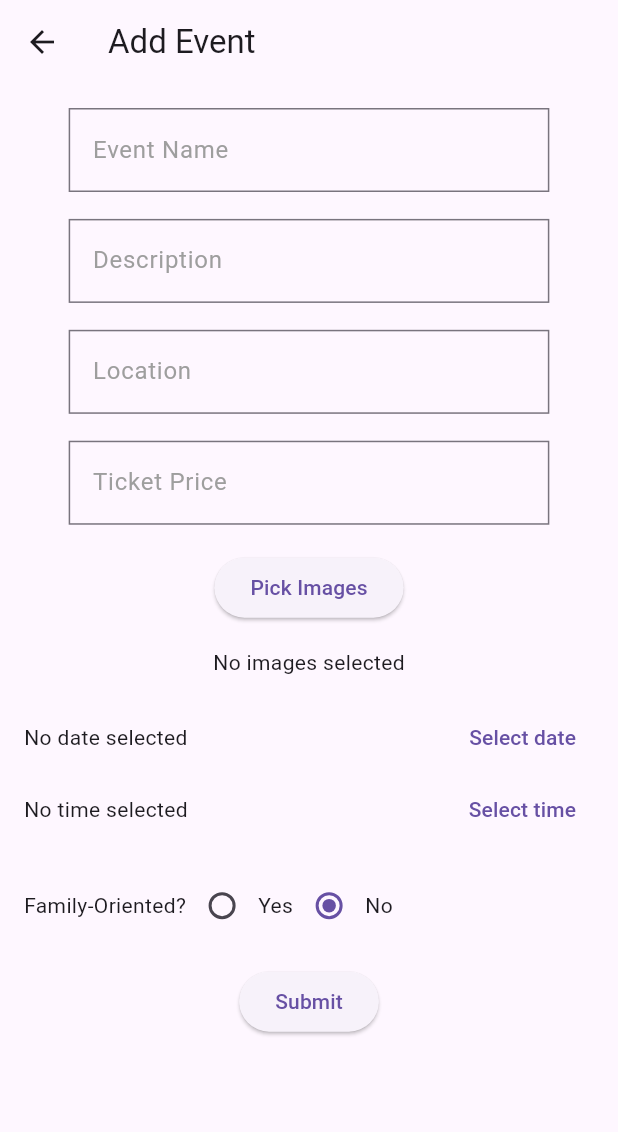
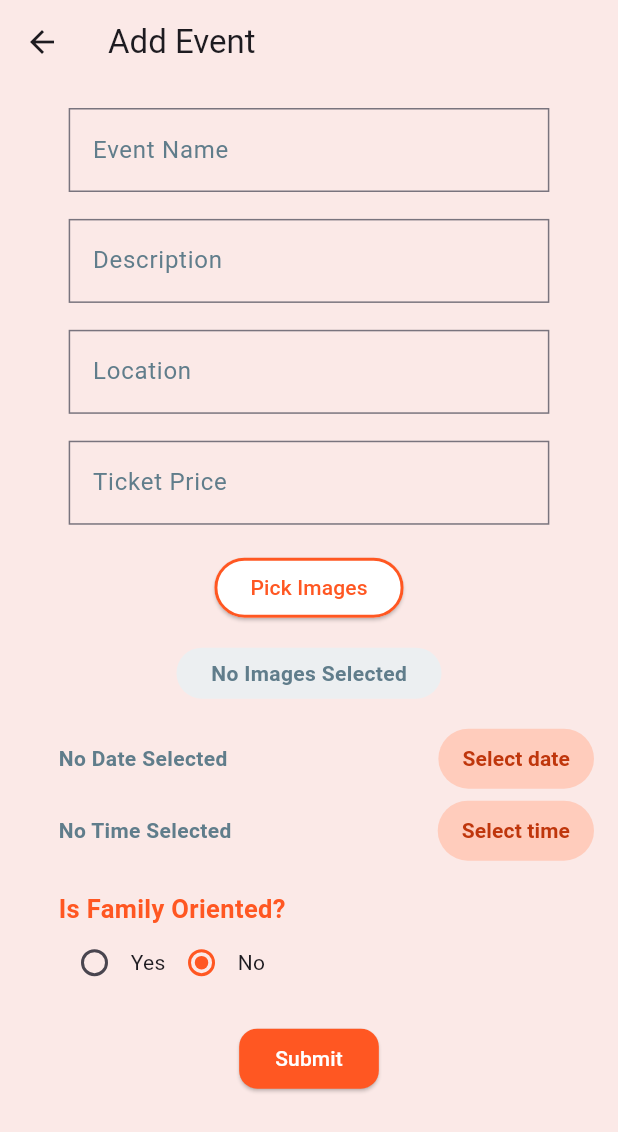
Before and after one commit to TechorraTeam/event-Sphere, a Flutter app: the AddEventForm screen opened directly, on a phone screen of 412 x 824 dp. Shown: the top 1132 px of the screen. Run offline on Flutter 3.47's test engine with Material 3 defaults, Android fonts, the light colour scheme and no system bars; our stand-ins replace cloud_firestore, firebase_auth, firebase_core, flutter_screenutil, get, image_picker; missing offline and left inert: avatar_stack; accounts and stored records are empty.

Commit message:
Improve UI of Add Event Form

```diff
--- a/lib/View/screens/Add_Event_Form.dart
+++ b/lib/View/screens/Add_Event_Form.dart
@@ -1,5 +1,7 @@
 import 'dart:io';
 import 'package:event_sphere/Widgets/Custom%20UI%20Button/custom_ui.dart';
+import 'package:event_sphere/Widgets/EventSphereRadioButton.dart';
+import 'package:event_sphere/Widgets/NoText.dart';
 import 'package:event_sphere/controller/event_controller.dart';
 import 'package:event_sphere/model/event_data_model.dart';
 import 'package:firebase_auth/firebase_auth.dart';
@@ -25,12 +27,12 @@ class _AddEventFormState extends State<AddEventForm> {
 
   DateTime? _selectedDate;
   TimeOfDay? _selectedTime;
-  bool _isFamilyOriented = false;
+  final bool _isFamilyOriented = false;
 
-  // List to store selected images
   List<String> _selectedImages = [];
 
   final ImagePicker _picker = ImagePicker();
+  ValueNotifier<String> selectedGender = ValueNotifier<String>("Male");
 
   @override
   void initState() {
@@ -66,12 +68,10 @@ class _AddEventFormState extends State<AddEventForm> {
 
   Future<void> _pickImages() async {
     final pickedFiles = await _picker.pickMultiImage();
-    if (pickedFiles != null) {
     setState(() {
       // _selectedImages = pickedFiles.map((file) => File(file.path)).toList();
       _selectedImages = pickedFiles.map((file) => file.path).toList();
     });
-    }
     }
 
   @override
@@ -79,9 +79,12 @@ class _AddEventFormState extends State<AddEventForm> {
     return Scaffold(
       appBar: AppBar(
         title: Text('Add Event'),
+        backgroundColor: Colors.deepOrange.shade50,
       ),
+      backgroundColor: Colors.deepOrange.shade50,
       body: GetBuilder<EventController>(builder: (eventController) {
-        return Padding(
+        return SingleChildScrollView(
+          child: Padding(
             padding: const EdgeInsets.all(16.0),
             child: Form(
               key: _formKey,
@@ -95,15 +98,10 @@ class _AddEventFormState extends State<AddEventForm> {
                   SizedBox(height: 16.0),
                   CustomGui.textField(_ticketPriceController, 'Ticket Price'),
                   SizedBox(height: 16.0),
-                // Image Picker Button
-                ElevatedButton(
-                  onPressed: _pickImages,
-                  child: Text('Pick Images'),
-                ),
+                  CustomGui.secondaryButton('Pick Images', _pickImages),
                   SizedBox(height: 16.0),
-                // Display previews of selected images
                   _selectedImages.isNotEmpty
-                    ? Container(
+                      ? SizedBox(
                         height: 100,
                         child: ListView.builder(
                           scrollDirection: Axis.horizontal,
@@ -120,69 +118,42 @@ class _AddEventFormState extends State<AddEventForm> {
                             );
                           },
                         ),
-                )
-                    : Text('No images selected'),
+                        ) : NoText(text: 'No Images Selected'),
                   SizedBox(height: 16.0),
                   Row(
                     children: <Widget>[
                       Expanded(
-                      child: Text(
-                        _selectedDate == null
-                            ? 'No date selected'
-                            : 'Date: ${DateFormat('MMMM dd, yyyy').format(_selectedDate!)}',
+                        child: _selectedDate == null ? NoText(text: 'No Date Selected', noBg: true,) : Text(
+                          'Date: ${DateFormat('MMMM dd, yyyy').format(_selectedDate!)}',
                         ),
                       ),
-                    TextButton(
-                      onPressed: () => _selectDate(context),
-                      child: Text('Select date'),
-                    ),
+                      CustomGui.textButton('Select date', () => _selectDate(context))
                     ],
                   ),
                   Row(
                     children: <Widget>[
                       Expanded(
-                      child: Text(
-                        _selectedTime == null
-                            ? 'No time selected'
-                            : 'Time: ${_selectedTime!.format(context)}',
+                        child: _selectedTime == null ? NoText(text: 'No Time Selected', noBg: true,) : Text(
+                          'Time: ${_selectedTime!.format(context)}',
                         ),
                       ),
-                    TextButton(
-                      onPressed: () => _selectTime(context),
-                      child: Text('Select time'),
-                    ),
+                      CustomGui.textButton('Select time', () => _selectTime(context))
                     ],
                   ),
                   SizedBox(height: 16.0),
-                // Family Oriented Radio Button
-                Row(
-                  children: [
-                    Text("Family-Oriented?"),
-                    Radio<bool>(
-                      value: true,
-                      groupValue: _isFamilyOriented,
-                      onChanged: (bool? value) {
-                        setState(() {
-                          _isFamilyOriented = value!;
-                        });
+                  EventSphereRadioButton(
+                    title: "Is Family Oriented?",
+                    options: ['Yes', 'No'],
+                    isBoolMode: true,
+                    initialSelection: true,
+                    onChanged: (value) {
+                      print('Selected: $value');
                     },
                   ),
-                    Text("Yes"),
-                    Radio<bool>(
-                      value: false,
-                      groupValue: _isFamilyOriented,
-                      onChanged: (bool? value) {
-                        setState(() {
-                          _isFamilyOriented = value!;
-                        });
-                      },
-                    ),
-                    Text("No"),
-                  ],
-                ),
                   SizedBox(height: 16.0),
-                ElevatedButton(
-                  onPressed: () {
+                  CustomGui.primaryButton(
+                      "Submit",
+                          () {
                         if (_formKey.currentState!.validate()) {
                           EventDataModel event = EventDataModel(
                             title: _eventNameController.text,
@@ -197,18 +168,45 @@ class _AddEventFormState extends State<AddEventForm> {
                           );
                           eventController.addEvent(event);
                           //DEBUG:
-                      print('Event Name: ${_eventNameController.text}');
-                      print('Description: ${_descriptionController.text}');
-                      print('Location: ${_locationController.text}');
-                      print('Date: ${_selectedDate.toString()}');
-                      print('Time: ${_selectedTime.toString()}');
-                      print('Ticket Price: ${_ticketPriceController.text}');
-                      print('Is Family Oriented: $_isFamilyOriented');
+                          // print('Event Name: ${_eventNameController.text}');
+                          // print('Description: ${_descriptionController.text}');
+                          // print('Location: ${_locationController.text}');
+                          // print('Date: ${_selectedDate.toString()}');
+                          // print('Time: ${_selectedTime.toString()}');
+                          // print('Ticket Price: ${_ticketPriceController.text}');
+                          // print('Is Family Oriented: $_isFamilyOriented');
                         }
-                  },
-                  child: Text('Submit'),
+                      }
                   ),
+                  // ElevatedButton(
+                  //   onPressed: () {
+                  //     if (_formKey.currentState!.validate()) {
+                  //       EventDataModel event = EventDataModel(
+                  //         title: _eventNameController.text,
+                  //         description: _descriptionController.text,
+                  //         location: _locationController.text,
+                  //         date: _selectedDate.toString(),
+                  //         time: _selectedTime!.format(context),
+                  //         uid: FirebaseAuth.instance.currentUser?.uid,
+                  //         ticketPrice: _ticketPriceController.text,
+                  //         images: _selectedImages,
+                  //         isFamilyOriented: _isFamilyOriented,
+                  //       );
+                  //       eventController.addEvent(event);
+                  //       //DEBUG:
+                  //       // print('Event Name: ${_eventNameController.text}');
+                  //       // print('Description: ${_descriptionController.text}');
+                  //       // print('Location: ${_locationController.text}');
+                  //       // print('Date: ${_selectedDate.toString()}');
+                  //       // print('Time: ${_selectedTime.toString()}');
+                  //       // print('Ticket Price: ${_ticketPriceController.text}');
+                  //       // print('Is Family Oriented: $_isFamilyOriented');
+                  //     }
+                  //   },
+                  //   child: Text('Submit'),
+                  // ),
                 ],
+              ),
             ),
           ),
         );
--- a/lib/View/screens/Event_Detail_Screen.dart
+++ b/lib/View/screens/Event_Detail_Screen.dart
@@ -1,5 +1,6 @@
 import 'package:avatar_stack/animated_avatar_stack.dart';
 import 'package:avatar_stack/positions.dart';
+import 'package:event_sphere/Widgets/Custom%20UI%20Button/custom_ui.dart';
 import 'package:flutter/material.dart';
 import 'package:get/get.dart';
 import 'package:intl/intl.dart';
@@ -262,20 +263,12 @@ class EventDetailScreen extends StatelessWidget {
                               return Text("Loading");
                             }
                             else {
-                              return ElevatedButton(
-                                onPressed: isAttending ? null : () {
-                                  eventController.addEventToUser(event?.id ?? "");
-                                },
-                                style: ElevatedButton.styleFrom(
-                                  backgroundColor: isAttending ? Colors.blueGrey : Colors.deepOrange,
-                                  shape: RoundedRectangleBorder(
-                                    borderRadius: BorderRadius.circular(12),
-                                  ),
-                                ),
-                                child: Text(
+                              return CustomGui.primaryButton(
                                   isAttending ? "Attending" : "Get A Ticket",
-                                  style: isAttending ?TextStyle(color: Colors.deepOrange) :TextStyle(color: Colors.white),
-                                ),
+                                  isAttending ? null : () {
+                                    eventController.addEventToUser(event?.id ?? "");
+                                  },
+                                  isDisabled: !isAttending
                               );
                             }
                           },
--- a/lib/Widgets/Custom UI Button/custom_ui.dart
+++ b/lib/Widgets/Custom UI Button/custom_ui.dart
@@ -58,27 +58,42 @@ class CustomGui {
   }
 
   static Widget textField(TextEditingController controller, String text) {
-    return Container(
+    return SizedBox(
         height: 45.h,
         width: 280.w,
         child: TextFormField(
           controller: controller,
+          style: TextStyle(
+            color: Colors.deepOrange.shade900,
+            fontWeight: FontWeight.bold,
+            decoration: TextDecoration.none
+          ),
           decoration: InputDecoration(
             labelText: text,
             labelStyle: TextStyle(
               fontSize: 16,
-              color: Colors.grey,
+              color: Colors.blueGrey,
+            ),
+            floatingLabelStyle: TextStyle(
+              color: Colors.deepOrange, // Label color when focused
             ),
             hintText: 'Enter your $text',
             hintStyle: TextStyle(
-              color: Colors.grey[400],
+              color: Colors.deepOrange.shade300,
               fontStyle: FontStyle.italic,
             ),
             border: OutlineInputBorder(
               // Default border
               borderRadius: BorderRadius.circular(0),
               borderSide: BorderSide(
-                color: Colors.blue,
+                color: Colors.orange,
+                width: 2,
+              ),
+            ),
+            focusedBorder: OutlineInputBorder(
+              borderRadius: BorderRadius.circular(10),
+              borderSide: BorderSide(
+                color: Colors.deepOrange,
                 width: 2,
               ),
             ),
@@ -124,4 +139,65 @@ class CustomGui {
 
   static final emailRegex = RegExp(
       r"^[a-zA-Z0-9.a-zA-Z0-9.!#$%&'*+-/=?^_`{|}~]+@[a-zA-Z0-9]+\.[a-zA-Z]+");
+
+  static Widget primaryButton(String name, Function()? onPressed,
+      {bool isDisabled = false}){
+    return ElevatedButton(
+      onPressed: onPressed,
+      style: ElevatedButton.styleFrom(
+        backgroundColor: isDisabled ? Colors.blueGrey : Colors.deepOrange,
+        shape: RoundedRectangleBorder(
+          borderRadius: BorderRadius.circular(12),
+        ),
+      ),
+      child: Text(
+        name,
+        style: isDisabled ? TextStyle(color: Colors.deepOrange) :TextStyle(color: Colors.white),
+      ),
+    );
+  }
+
+  static Widget secondaryButton(String name, Function()? onPressed,
+      {bool isDisabled = false}){
+    return ElevatedButton(
+      onPressed: onPressed,
+      style: ElevatedButton.styleFrom(
+        backgroundColor: isDisabled ? Colors.blueGrey : Colors.white,
+        shape: RoundedRectangleBorder(
+          borderRadius: BorderRadius.circular(100),
+          side: BorderSide(
+            color: Colors.deepOrange,
+            width: 2
+          )
+        ),
+      ),
+      child: Text(
+        name,
+        style: isDisabled ? TextStyle(color: Colors.deepOrange) : TextStyle(color: Colors.deepOrange),
+      ),
+    );
+  }
+
+  static Widget textButton(String name, Function()? onPressed,
+      {bool isDisabled = false}){
+    return TextButton(
+      onPressed: onPressed,
+      style: TextButton.styleFrom(
+        foregroundColor: Colors.deepOrange.shade900,
+        backgroundColor: Colors.deepOrange.shade100,
+        padding: EdgeInsets.symmetric(horizontal: 16.0, vertical: 8.0),
+        shape: RoundedRectangleBorder(
+          borderRadius: BorderRadius.circular(100),
+        ),
+      ),
+      child: Text(
+        name,
+        style: TextStyle(
+          fontSize: 14.0,
+          fontWeight: FontWeight.bold,
+        ),
+      ),
+    );
+  }
+
 }
--- /dev/null
+++ b/lib/Widgets/EventSphereRadioButton.dart
@@ -0,0 +1,72 @@
+import 'package:flutter/material.dart';
+
+class EventSphereRadioButton extends StatelessWidget {
+  final List<String> options;
+  final String title;
+  final ValueNotifier<String>? selectedNotifier;
+  final bool isBoolMode;
+  final bool? initialSelection;
+  final void Function(String)? onChanged;
+
+  EventSphereRadioButton({
+    super.key,
+    required this.title,
+    required this.options,
+    this.selectedNotifier,
+    this.isBoolMode = false,
+    this.initialSelection,
+    this.onChanged,
+  }) : assert(
+  (isBoolMode && initialSelection != null) || (!isBoolMode && selectedNotifier != null),
+  'Provide either initialSelection (bool) or selectedNotifier (ValueNotifier<String>)',
+  );
+
+  @override
+  Widget build(BuildContext context) {
+    ValueNotifier<String> selectedValue =
+    isBoolMode ? ValueNotifier<String>(options[initialSelection! ? 1 : 0]) : selectedNotifier!;
+
+    return ValueListenableBuilder<String>(
+      valueListenable: selectedValue,
+      builder: (context, selected, child) {
+        return Container(
+          padding: EdgeInsets.only(left: 23),
+            child: Column(
+              crossAxisAlignment: CrossAxisAlignment.start,
+              mainAxisAlignment: MainAxisAlignment.start,
+              children: [
+                Text(title, style: TextStyle(
+                  color: Colors.deepOrange,
+                  fontWeight: FontWeight.bold,
+                  fontSize: 17
+                ),),
+                Row(
+                  mainAxisAlignment: MainAxisAlignment.start,
+                  crossAxisAlignment: CrossAxisAlignment.start,
+                  children: options.map((option) {
+                    return Row(
+                      mainAxisSize: MainAxisSize.min,
+                      children: [
+                        Radio<String>(
+                          value: option,
+                          groupValue: selected,
+                          activeColor: Colors.deepOrange,
+                          onChanged: (value) {
+                            if (value != null) {
+                              selectedValue.value = value;
+                              onChanged?.call(value);
+                            }
+                          },
+                        ),
+                        Text(option),
+                      ],
+                    );
+                  }).toList(),
+                ),
+              ],
+            )
+        );
+      },
+    );
+  }
+}
--- /dev/null
+++ b/lib/Widgets/NoText.dart
@@ -0,0 +1,22 @@
+import 'package:flutter/material.dart';
+
+class NoText extends StatelessWidget {
+  final String text;
+  bool noBg = false;
+  NoText ({super.key, required this.text, this.noBg = false});
+
+  @override
+  Widget build(BuildContext context) {
+    return Container(
+      padding: EdgeInsets.only(top: 7, bottom: 7, left: 23, right: 23),
+      decoration: BoxDecoration(
+      color: !noBg ? Colors.blueGrey.shade50 : Colors.transparent,
+      borderRadius: BorderRadius.circular(100)
+      ),
+      child: Text(text, style: TextStyle(
+        fontWeight: FontWeight.bold,
+        color: Colors.blueGrey,
+      )),
+    );
+  }
+}
```
Lines whose indentation alone changed are shown as unchanged.
